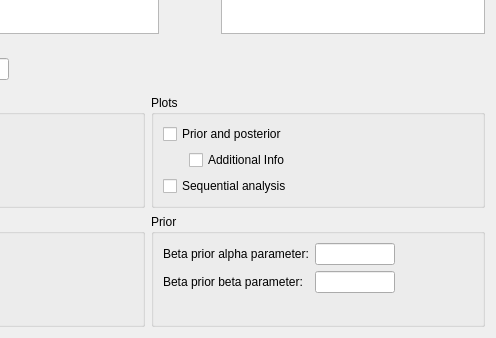
First picture: the form in JASP-Desktop/analysisforms/binomialtestbayesianform.ui, repository jasp-stats/jasp-desktop, before the edit; both pictures show x 116 to 612 and y 95 to 433 of the 612 by 433 pixel window.
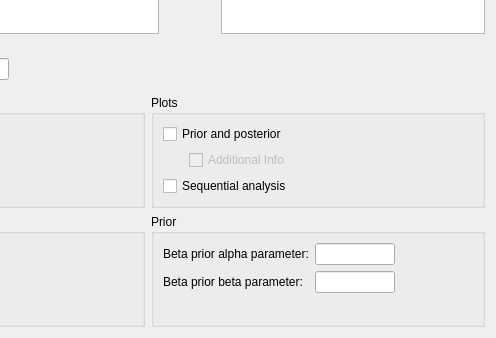
Second picture: the form after the edit. Custom widgets are drawn as their Qt base class.

What changed in the file:
```diff
--- a/JASP-Desktop/analysisforms/binomialtestbayesianform.ui
+++ b/JASP-Desktop/analysisforms/binomialtestbayesianform.ui
@@ -49,7 +49,7 @@
       <item row="1" column="1">
        <widget class="BoundCheckBox" name="plotPriorAndPosteriorAdditionalInfo">
         <property name="enabled">
-         <bool>true</bool>
+         <bool>false</bool>
         </property>
         <property name="text">
          <string>Additional Info</string>
```
Left out of the diff: 19 changed lines with no effect on the pictures.
